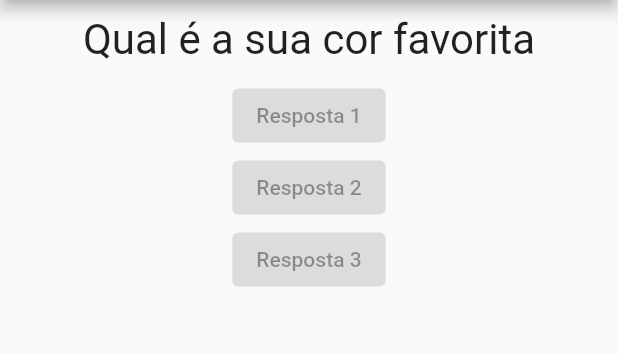
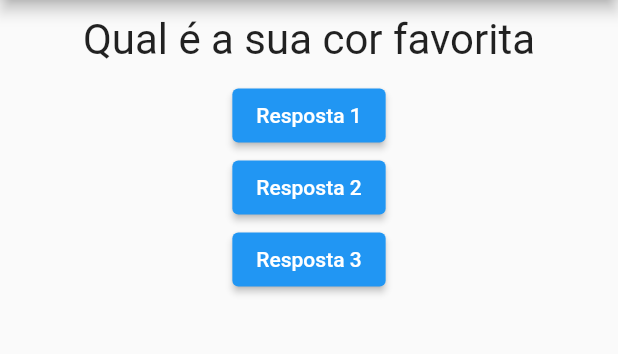
Before and after one commit to Offerreiraa/FirstAppFlutter, a Flutter app: the screen it shows after launch, on a phone screen of 412 x 824 dp, the part 84-438 px from its top. Run offline on Flutter 3.47's test engine with Material 2 defaults, Android fonts, the phone set to English and light mode, and no system bars.

Commit message:
Adicionado evento ao componente Resposta

```diff
--- a/lib/main.dart
+++ b/lib/main.dart
@@ -11,8 +11,6 @@ class _PerguntaAppState extends State<PerguntaApp> {
     setState(() {
       _perguntaSelecionada++;
     });
-    // ignore: avoid_print
-    print('Pergunta respondida');
   }
 
   @override
@@ -30,9 +28,9 @@ class _PerguntaAppState extends State<PerguntaApp> {
         body: Column(
           children: [
             Questao(perguntas[_perguntaSelecionada]),
-            const Resposta('Resposta 1'),
-            const Resposta('Resposta 2'),
-            const Resposta('Resposta 3'),
+            Resposta('Resposta 1', _responder),
+            Resposta('Resposta 2', _responder),
+            Resposta('Resposta 3', _responder),
           ],
         ),
       ),
--- a/lib/resposta.dart
+++ b/lib/resposta.dart
@@ -2,11 +2,12 @@ import 'package:flutter/material.dart';
 
 class Resposta extends StatelessWidget {
   final String texto;
+  final void Function() onSelecionado;
 
-  const Resposta(this.texto, {super.key});
+  const Resposta(this.texto, this.onSelecionado, {super.key});
 
   @override
   Widget build(BuildContext context) {
-    return ElevatedButton(onPressed: null, child: Text(texto));
+    return ElevatedButton(onPressed: onSelecionado, child: Text(texto));
   }
 }
```
